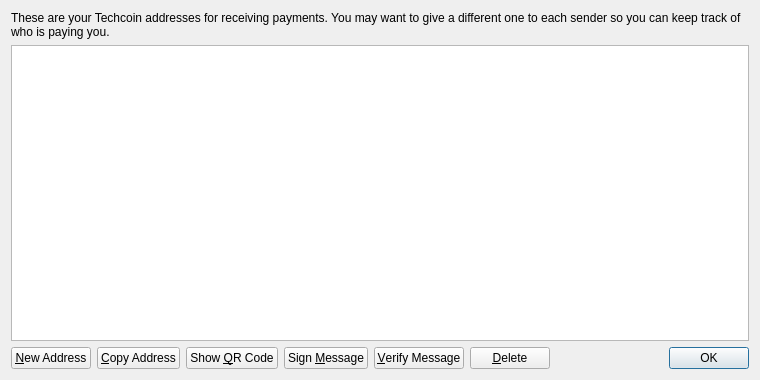
The window that src/qt/forms/addressbookpage.ui (techcoincommunity/techcoin) describes before a commit, drawn with Qt 5.
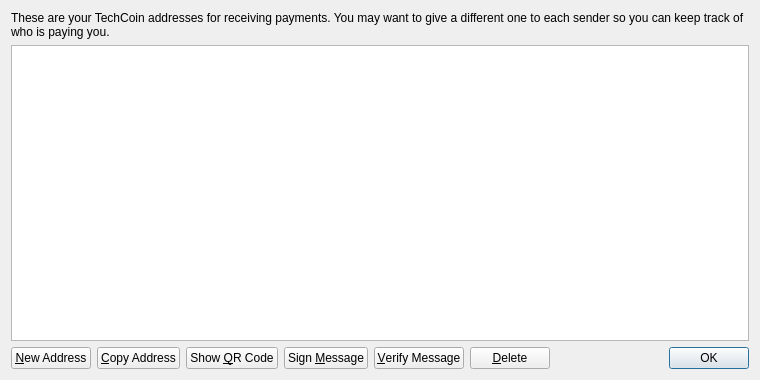
The same window after the commit. Icons and pictures are not drawn.

Diff of the .ui file:
```diff
--- a/src/qt/forms/addressbookpage.ui
+++ b/src/qt/forms/addressbookpage.ui
@@ -17,7 +17,7 @@
    <item>
     <widget class="QLabel" name="labelExplanation">
      <property name="text">
-      <string>These are your Techcoin addresses for receiving payments. You may want to give a different one to each sender so you can keep track of who is paying you.</string>
+      <string>These are your TechCoin addresses for receiving payments. You may want to give a different one to each sender so you can keep track of who is paying you.</string>
      </property>
      <property name="textFormat">
       <enum>Qt::PlainText</enum>
```
Left out of the diff: 4 changed lines with no effect on the pictures.
